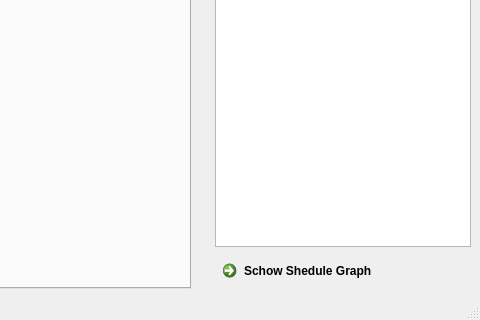
First picture: the form in src/UI/MainWindow.ui, repository TheMHMoritz3/OpenCLScheduler, before the edit; both pictures show x 803 to 1283 and y 485 to 805 of the 1283 by 805 pixel window.
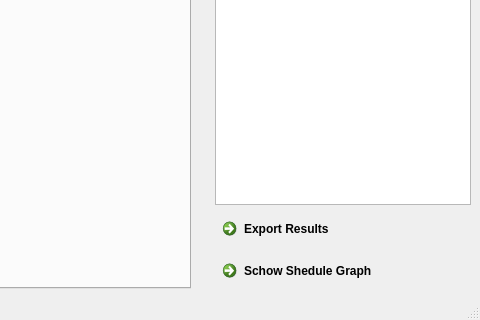
Second picture: the form after the edit.

Commit message: General Time CSV Export Works

```diff
--- a/src/UI/MainWindow.ui
+++ b/src/UI/MainWindow.ui
@@ -200,6 +200,13 @@
      <item>
       <widget class="QTableView" name="ScheduleTimeTableView"/>
      </item>
+     <item>
+      <widget class="QCommandLinkButton" name="CSVExportButton">
+       <property name="text">
+        <string>Export Results</string>
+       </property>
+      </widget>
+     </item>
      <item>
       <widget class="QCommandLinkButton" name="ShowScheduleGraphicButton">
        <property name="enabled">
```
Left out of the diff: 2 changed lines with no effect on the pictures. The commit also changes 2 other files.
